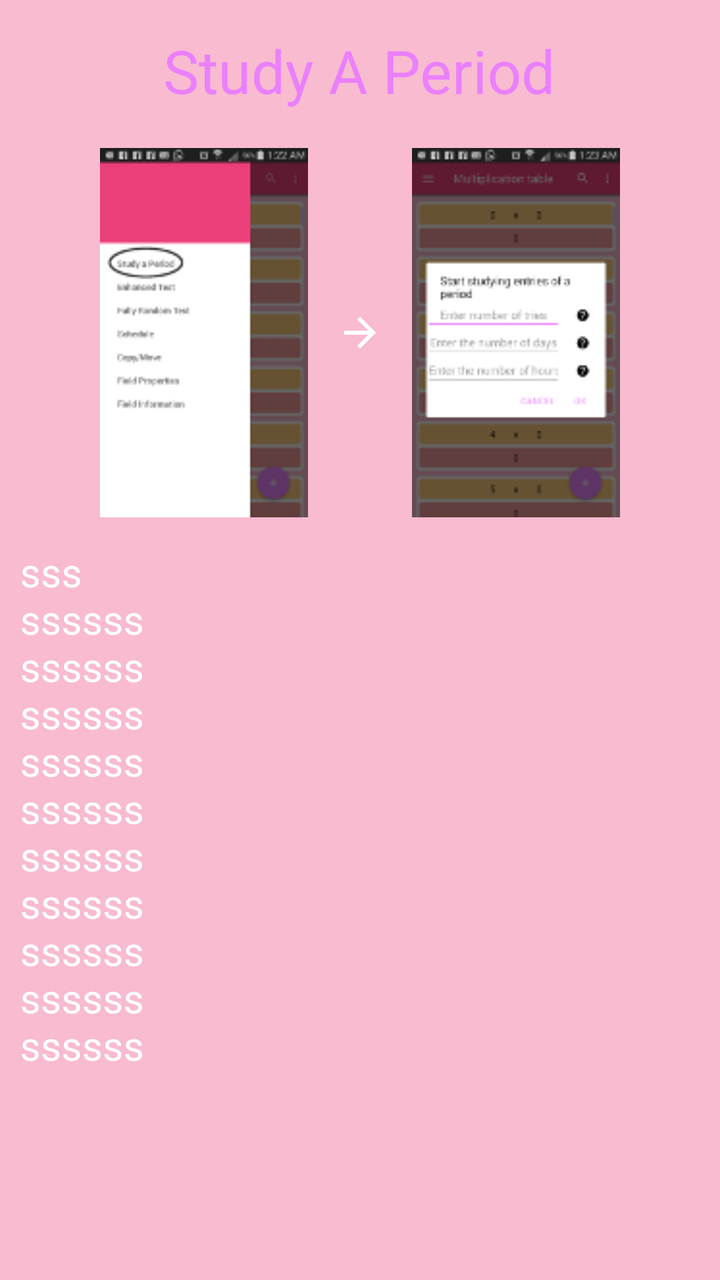
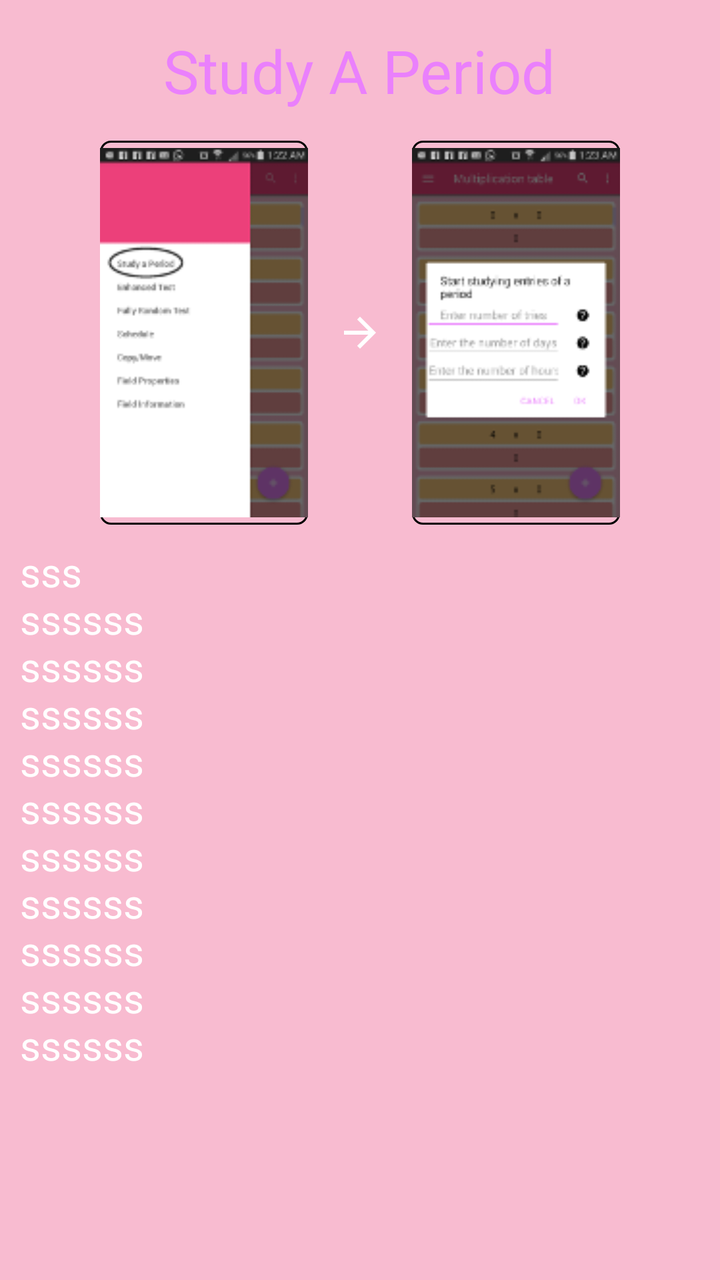

The first picture is an Android layout as it rendered before a commit; the second is the same layout after the commit. The layout source and the unified diff follow.
<!-- AndroidManifest.xml: application theme MyMaterialTheme -->
<!-- res/layout/intro_study_period.xml -->
<?xml version="1.0" encoding="utf-8"?>
<LinearLayout xmlns:android="http://schemas.android.com/apk/res/android"
    android:layout_width="match_parent" android:layout_height="match_parent"
    android:orientation="vertical">

    <TextView
        android:layout_width="wrap_content"
        android:layout_height="wrap_content"
        android:text="@string/study_a_period"
        android:textSize="30sp"
        android:padding="5dp"
        android:layout_margin="10dp"
        android:id="@+id/textView"
        android:textColor="@color/colorAccent"
        android:layout_gravity="center"/>

    <LinearLayout
        android:layout_width="match_parent"
        android:layout_height="wrap_content">

        <ImageView
            android:layout_width="0dp"
            android:layout_height="wrap_content"
            android:layout_weight="1"
            android:src="@drawable/intro_study_a_period"
            android:id="@+id/imageView2"
            android:layout_marginStart="50dp"
            />

       <ImageView
           android:layout_width="0dp"
           android:layout_height="wrap_content"
           android:layout_weight="0.5"
           android:layout_gravity="center"
           android:src="@drawable/intro_arrow"/>

        <ImageView
            android:layout_width="0dp"
            android:layout_height="wrap_content"
            android:layout_weight="1"
            android:src="@drawable/intro_study_a_period_dialog"
            android:layout_marginEnd="50dp"
            />
    </LinearLayout>
    <EditText
        android:layout_width="match_parent"
        android:layout_height="280dp"
        android:textSize="20sp"
        android:textColor="@color/white_color"
        android:focusable="false"
        android:cursorVisible="false"
        android:background="@null"
        android:layout_margin="5dp"
        android:padding="5dp"
        android:text="sss\nssssss\nssssss\nssssss\nssssss\nssssss\nssssss\nssssss\nssssss\nssssss\nssssss\nssssss\nssssss\nssssss\nsss"/>

</LinearLayout>
<!-- resources referenced by this layout -->
<resources>
  <color name="colorAccent">#EA80FC</color>
  <color name="white_color">#FFFFFF</color>
  <!-- drawable intro_arrow: png bitmap (drawable-ar-hdpi, 148 bytes) -->
  <!-- drawable intro_study_a_period: png bitmap (drawable, 7232 bytes) -->
  <!-- drawable intro_study_a_period_dialog: png bitmap (drawable, 8951 bytes) -->
  <string name="study_a_period">Study A Period</string>
  <style name="MyMaterialTheme" parent="MyMaterialTheme.Base">
  
      </style>
  <style name="MyMaterialTheme.Base" parent="Theme.AppCompat.Light.DarkActionBar">
          <item name="windowNoTitle">true</item>
          <item name="windowActionBar">false</item>
          <item name="colorPrimary">@color/colorPrimary</item>
          <item name="colorPrimaryDark">@color/colorPrimaryDark</item>
          <item name="colorAccent">@color/colorAccent</item>
          <item name="android:windowBackground">@color/windowBackground</item>
      </style>
  <color name="colorPrimary">#EC407A</color>
  <color name="colorPrimaryDark">#AD1457</color>
  <color name="windowBackground">#F8BBD0</color>
</resources>

<!-- the commit's change to res/layout/intro_study_period.xml (unified diff, before → after) -->
@@ -25,6 +25,7 @@
             android:src="@drawable/intro_study_a_period"
             android:id="@+id/imageView2"
             android:layout_marginStart="50dp"
+            android:background="@drawable/text_bordered"
             />
 
        <ImageView
@@ -40,6 +41,7 @@
             android:layout_weight="1"
             android:src="@drawable/intro_study_a_period_dialog"
             android:layout_marginEnd="50dp"
+            android:background="@drawable/text_bordered"
             />
     </LinearLayout>
     <EditText
<!-- resource entries referenced after the edit -->
@@ -5,6 +5,19 @@
   <!-- drawable intro_arrow: png bitmap (drawable-ar-hdpi, 148 bytes) -->
   <!-- drawable intro_study_a_period: png bitmap (drawable, 7232 bytes) -->
   <!-- drawable intro_study_a_period_dialog: png bitmap (drawable, 8951 bytes) -->
+  <!-- drawable text_bordered (drawable) -->
+  <shape xmlns:android="http://schemas.android.com/apk/res/android"
+      android:thickness="5dp"
+      android:shape="rectangle">
+      <stroke android:width="1dp"
+          android:color="@android:color/black"/>
+      <corners android:radius="5dp" />
+      <gradient
+          android:startColor="@android:color/transparent"
+          android:endColor="@android:color/transparent"
+          android:type="linear"
+          android:angle="270"/>
+  </shape>
   <string name="study_a_period">Study A Period</string>
   <style name="MyMaterialTheme" parent="MyMaterialTheme.Base">
   
